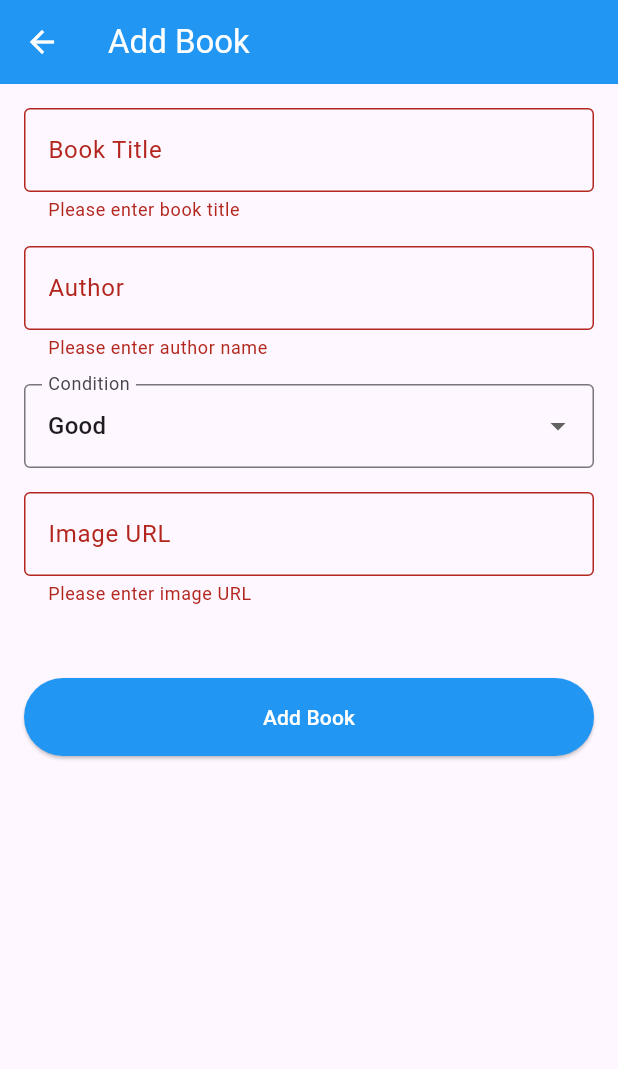
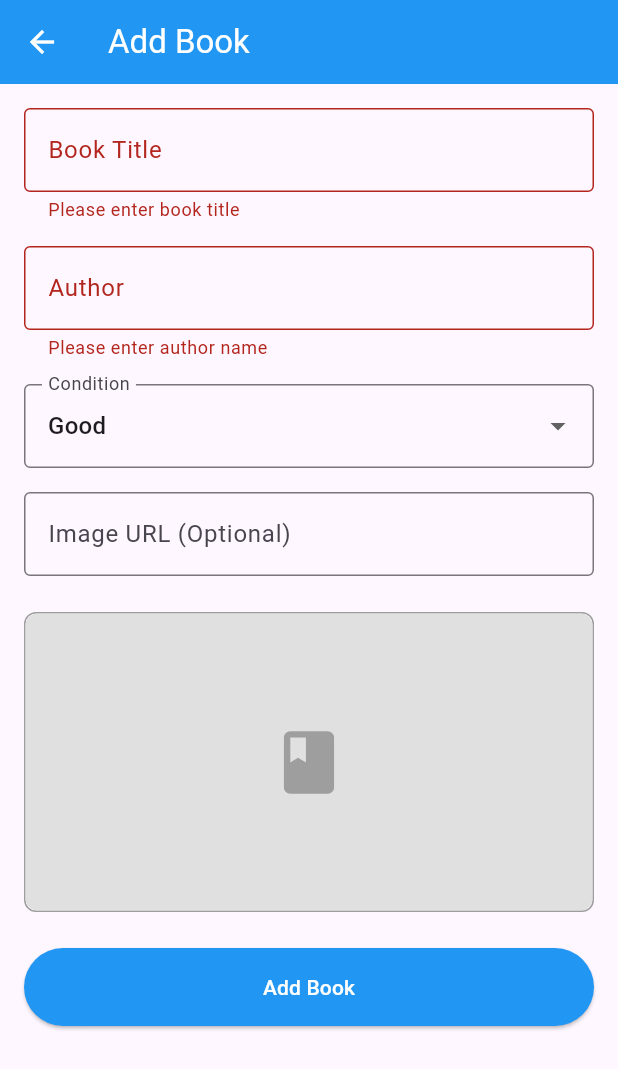
Before and after one commit to EliseJulio/individual_assignment-2, a Flutter app: the AddBookScreen screen opened directly, after a tap on "Add Book", on a phone screen of 412 x 824 dp. Shown: the top 1069 px of the screen. Run offline on Flutter 3.47's test engine with Material 3 defaults, Android fonts, the phone set to English and light mode, and no system bars; our stand-ins replace cloud_firestore, firebase_auth, firebase_core; accounts and stored records are empty.

Commit message:
Resolved Image GET

```diff
--- a/lib/screens/add_book_screen.dart
+++ b/lib/screens/add_book_screen.dart
@@ -3,6 +3,7 @@ import 'package:provider/provider.dart';
 
 import '../models/book.dart';
 import '../providers/book_provider.dart';
+import '../widgets/safe_image.dart';
 
 class AddBookScreen extends StatefulWidget {
   const AddBookScreen({super.key, this.book});
@@ -92,17 +93,13 @@ class _AddBookScreenState extends State<AddBookScreen> {
               TextFormField(
                 controller: _imageUrlController,
                 decoration: const InputDecoration(
-                  labelText: 'Image URL',
+                  labelText: 'Image URL (Optional)',
                   border: OutlineInputBorder(),
-                  hintText: 'https://example.com/book-cover.jpg',
+                  hintText: 'Leave empty for placeholder',
                 ),
-                validator: (value) {
-                  if (value?.isEmpty ?? true) return 'Please enter image URL';
-                  return null;
-                },
+                onChanged: (value) => setState(() {}),
               ),
               const SizedBox(height: 24),
-              if (_imageUrlController.text.isNotEmpty)
               Container(
                 height: 200,
                 width: double.infinity,
@@ -112,13 +109,11 @@ class _AddBookScreenState extends State<AddBookScreen> {
                 ),
                 child: ClipRRect(
                   borderRadius: BorderRadius.circular(8),
-                    child: Image.network(
-                      _imageUrlController.text,
+                  child: SafeImage(
+                    imageUrl: _imageUrlController.text,
+                    width: double.infinity,
+                    height: 200,
                     fit: BoxFit.cover,
-                      errorBuilder: (context, error, stackTrace) =>
-                          const Center(
-                        child: Icon(Icons.error, size: 50, color: Colors.red),
-                      ),
                   ),
                 ),
               ),
--- /dev/null
+++ b/lib/widgets/safe_image.dart
@@ -0,0 +1,46 @@
+import 'package:flutter/material.dart';
+
+class SafeImage extends StatelessWidget {
+  const SafeImage({
+    required this.imageUrl,
+    super.key,
+    this.width,
+    this.height,
+    this.fit = BoxFit.cover,
+  });
+
+  final String imageUrl;
+  final double? width;
+  final double? height;
+  final BoxFit fit;
+
+  @override
+  Widget build(BuildContext context) {
+    if (imageUrl.isEmpty) {
+      return _buildPlaceholder();
+    }
+
+    return Image.network(
+      imageUrl,
+      width: width,
+      height: height,
+      fit: fit,
+      loadingBuilder: (context, child, loadingProgress) {
+        if (loadingProgress == null) return child;
+        return _buildPlaceholder();
+      },
+      errorBuilder: (context, error, stackTrace) => _buildPlaceholder(),
+    );
+  }
+
+  Widget _buildPlaceholder() {
+    return Container(
+      width: width,
+      height: height,
+      color: Colors.grey[300],
+      child: const Center(
+        child: Icon(Icons.book, size: 50, color: Colors.grey),
+      ),
+    );
+  }
+}
```
Also changed, not shown: lib/services/image_service.dart (added, +30 -0 lines), lib/widgets/book_card.dart (+4 -9 lines), 1 other file. Lines whose indentation alone changed are shown as unchanged.
